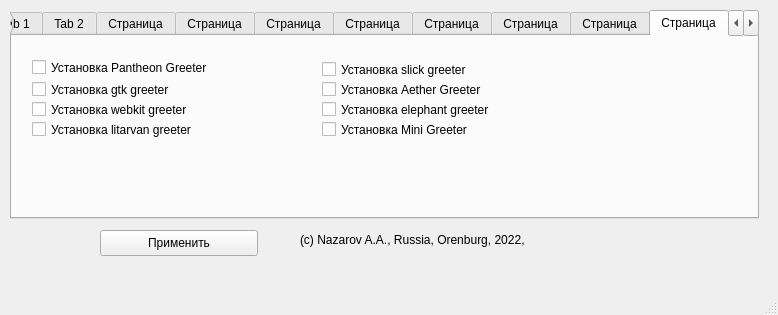
First picture: the form in mainwindow.ui, repository ArtNazarov/arch-post-installer, before the edit.
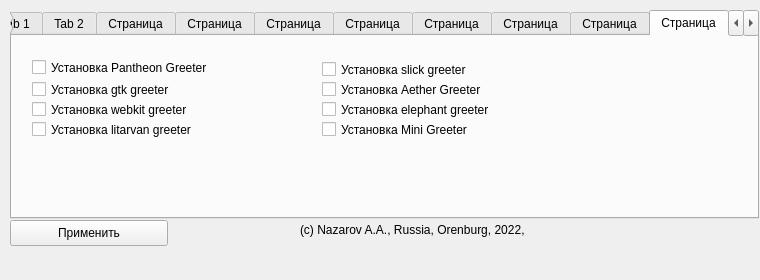
Second picture: the form after the edit.

Patch:
```diff
--- a/mainwindow.ui
+++ b/mainwindow.ui
@@ -6,8 +6,8 @@
    <rect>
     <x>0</x>
     <y>0</y>
-    <width>778</width>
-    <height>315</height>
+    <width>760</width>
+    <height>280</height>
    </rect>
   </property>
   <property name="sizePolicy">
@@ -16,6 +16,18 @@
     <verstretch>0</verstretch>
    </sizepolicy>
   </property>
+  <property name="minimumSize">
+   <size>
+    <width>760</width>
+    <height>280</height>
+   </size>
+  </property>
+  <property name="maximumSize">
+   <size>
+    <width>760</width>
+    <height>280</height>
+   </size>
+  </property>
   <property name="windowTitle">
    <string>Arch Linux Post Install Tool</string>
   </property>
@@ -27,7 +39,7 @@
     <property name="geometry">
      <rect>
       <x>300</x>
-      <y>230</y>
+      <y>220</y>
       <width>461</width>
       <height>20</height>
      </rect>
@@ -39,8 +51,8 @@
    <widget class="QPushButton" name="pushButton">
     <property name="geometry">
      <rect>
-      <x>100</x>
-      <y>230</y>
+      <x>10</x>
+      <y>220</y>
       <width>158</width>
       <height>26</height>
      </rect>
@@ -1161,7 +1173,6 @@
     </rect>
    </property>
   </widget>
-  <widget class="QStatusBar" name="statusbar"/>
  </widget>
  <resources/>
  <connections/>
```
Left out of the diff: 2 changed lines with no effect on the pictures.
